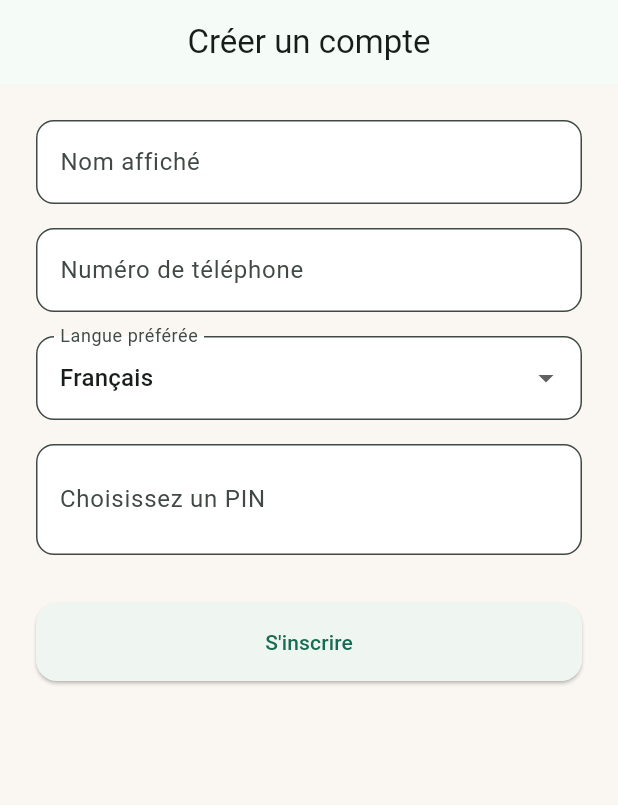
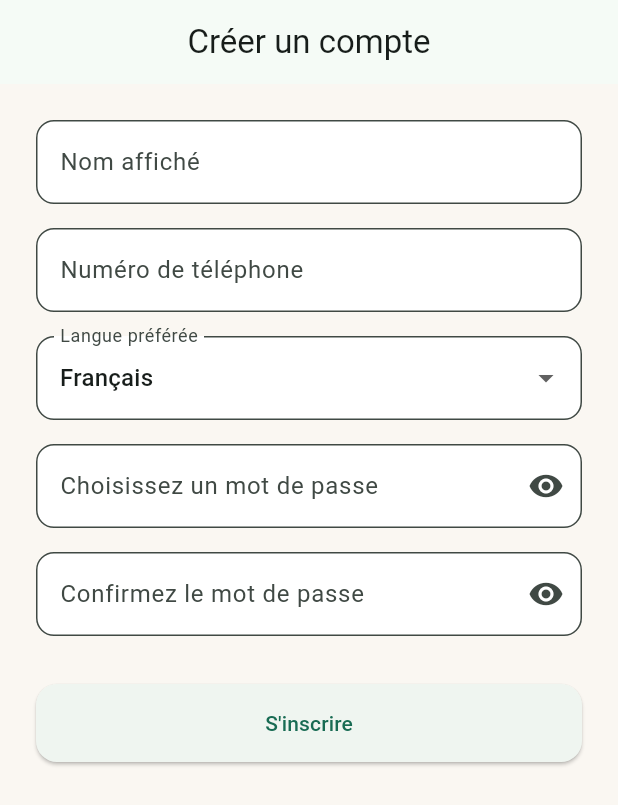
Before and after one commit to Mawouegnigan/kasoro, a Flutter app: the RegisterScreen screen opened by its route, on a phone screen of 412 x 824 dp. Shown: the top 805 px of the screen. Run offline on Flutter 3.47's test engine with Material 3 defaults, Android fonts, the phone set to English and light mode, and no system bars; our stand-ins replace dio, flutter_riverpod, flutter_secure_storage, go_router, just_audio; missing offline and left inert: record; accounts and stored records are empty.

Commit message:
Mobile : champ mot de passe, ecran Profil (nom, langue, changement de mot de passe, deconnexion avec confirmation)

```diff
--- a/mobile/lib/core/routing/app_router.dart
+++ b/mobile/lib/core/routing/app_router.dart
@@ -5,6 +5,7 @@ import 'package:go_router/go_router.dart';
 import '../../features/auth/application/auth_providers.dart';
 import '../../features/auth/application/auth_state.dart';
 import '../../features/auth/presentation/screens/login_screen.dart';
+import '../../features/auth/presentation/screens/profile_screen.dart';
 import '../../features/auth/presentation/screens/register_screen.dart';
 import '../../features/contacts/presentation/screens/add_contact_screen.dart';
 import '../../features/contacts/presentation/screens/contacts_screen.dart';
@@ -46,6 +47,7 @@ final Provider<GoRouter> appRouterProvider = Provider<GoRouter>((ref) {
       GoRoute(path: '/', builder: (context, state) => const ConversationsListScreen()),
       GoRoute(path: '/login', builder: (context, state) => const LoginScreen()),
       GoRoute(path: '/register', builder: (context, state) => const RegisterScreen()),
+      GoRoute(path: '/profile', builder: (context, state) => const ProfileScreen()),
       GoRoute(path: '/contacts', builder: (context, state) => const ContactsScreen()),
       GoRoute(path: '/contacts/add', builder: (context, state) => const AddContactScreen()),
       GoRoute(
--- a/mobile/lib/features/auth/application/auth_providers.dart
+++ b/mobile/lib/features/auth/application/auth_providers.dart
@@ -3,6 +3,7 @@ import 'package:flutter_riverpod/flutter_riverpod.dart';
 import '../../../core/network/api_exception.dart';
 import '../../../core/storage/secure_storage_service.dart';
 import '../../../core/utils/jwt_decoder.dart';
+import '../data/models/user_model.dart';
 import '../data/repositories/auth_repository.dart';
 import 'auth_state.dart';
 
@@ -92,6 +93,11 @@ class AuthController extends Notifier<AuthState> {
     }
   }
 
+  /// Met a jour l utilisateur connecte apres une modification reussie du profil.
+  void setUser(UserModel user) {
+    state = AuthAuthenticated(user);
+  }
+
   Future<void> logout() async {
     await _storage.clearAll();
     state = const AuthUnauthenticated();
--- a/mobile/lib/features/auth/presentation/screens/login_screen.dart
+++ b/mobile/lib/features/auth/presentation/screens/login_screen.dart
@@ -4,7 +4,7 @@ import 'package:go_router/go_router.dart';
 
 import '../../application/auth_providers.dart';
 import '../../application/auth_state.dart';
-import '../widgets/pin_input_field.dart';
+import '../widgets/password_input_field.dart';
 
 class LoginScreen extends ConsumerStatefulWidget {
   const LoginScreen({super.key});
@@ -29,7 +29,7 @@ class _LoginScreenState extends ConsumerState<LoginScreen> {
     if (!_formKey.currentState!.validate()) return;
     ref.read(authControllerProvider.notifier).login(
           phoneNumber: _phoneController.text.trim(),
-          pin: _pinController.text.trim(),
+          pin: _pinController.text,
         );
   }
 
@@ -77,7 +77,7 @@ class _LoginScreenState extends ConsumerState<LoginScreen> {
                       : null,
                 ),
                 const SizedBox(height: 16),
-                PinInputField(controller: _pinController),
+                PasswordInputField(controller: _pinController),
                 const SizedBox(height: 32),
                 ElevatedButton(
                   onPressed: isLoading ? null : _submit,
--- a/mobile/lib/features/auth/presentation/screens/register_screen.dart
+++ b/mobile/lib/features/auth/presentation/screens/register_screen.dart
@@ -4,7 +4,7 @@ import 'package:flutter_riverpod/flutter_riverpod.dart';
 import '../../../../core/constants/supported_languages.dart';
 import '../../application/auth_providers.dart';
 import '../../application/auth_state.dart';
-import '../widgets/pin_input_field.dart';
+import '../widgets/password_input_field.dart';
 
 class RegisterScreen extends ConsumerStatefulWidget {
   const RegisterScreen({super.key});
@@ -18,6 +18,7 @@ class _RegisterScreenState extends ConsumerState<RegisterScreen> {
   final _phoneController = TextEditingController();
   final _nameController = TextEditingController();
   final _pinController = TextEditingController();
+  final _confirmController = TextEditingController();
   String _selectedLanguage = supportedLanguages.first.$1;
 
   @override
@@ -25,6 +26,7 @@ class _RegisterScreenState extends ConsumerState<RegisterScreen> {
     _phoneController.dispose();
     _nameController.dispose();
     _pinController.dispose();
+    _confirmController.dispose();
     super.dispose();
   }
 
@@ -34,7 +36,7 @@ class _RegisterScreenState extends ConsumerState<RegisterScreen> {
           phoneNumber: _phoneController.text.trim(),
           displayName: _nameController.text.trim(),
           preferredLanguage: _selectedLanguage,
-          pin: _pinController.text.trim(),
+          pin: _pinController.text,
         );
   }
 
@@ -94,7 +96,17 @@ class _RegisterScreenState extends ConsumerState<RegisterScreen> {
                   },
                 ),
                 const SizedBox(height: 16),
-                PinInputField(controller: _pinController, label: 'Choisissez un PIN'),
+                PasswordInputField(
+                  controller: _pinController,
+                  label: 'Choisissez un mot de passe',
+                  checkLength: true,
+                ),
+                const SizedBox(height: 16),
+                PasswordInputField(
+                  controller: _confirmController,
+                  label: 'Confirmez le mot de passe',
+                  mustMatch: _pinController,
+                ),
                 const SizedBox(height: 32),
                 ElevatedButton(
                   onPressed: isLoading ? null : _submit,
--- /dev/null
+++ b/mobile/lib/features/auth/presentation/widgets/password_input_field.dart
@@ -0,0 +1,59 @@
+import 'package:flutter/material.dart';
+
+/// Champ de mot de passe avec bouton afficher/masquer.
+/// checkLength : 8 caracteres minimum (inscription et changement seulement).
+/// mustMatch : champ de confirmation, doit etre identique au premier.
+class PasswordInputField extends StatefulWidget {
+  const PasswordInputField({
+    super.key,
+    required this.controller,
+    this.label = 'Mot de passe',
+    this.checkLength = false,
+    this.mustMatch,
+  });
+
+  final TextEditingController controller;
+  final String label;
+  final bool checkLength;
+  final TextEditingController? mustMatch;
+
+  @override
+  State<PasswordInputField> createState() => _PasswordInputFieldState();
+}
+
+class _PasswordInputFieldState extends State<PasswordInputField> {
+  bool _hidden = true;
+
+  @override
+  Widget build(BuildContext context) {
+    return TextFormField(
+      controller: widget.controller,
+      obscureText: _hidden,
+      keyboardType: TextInputType.visiblePassword,
+      autocorrect: false,
+      enableSuggestions: false,
+      decoration: InputDecoration(
+        labelText: widget.label,
+        suffixIcon: IconButton(
+          icon: Icon(_hidden ? Icons.visibility : Icons.visibility_off),
+          onPressed: () => setState(() => _hidden = !_hidden),
+        ),
+      ),
+      validator: (value) {
+        if (value == null || value.isEmpty) {
+          return 'Saisissez votre mot de passe';
+        }
+        if (widget.checkLength && value.length < 8) {
+          return 'Le mot de passe doit contenir au moins 8 caractères';
+        }
+        if (widget.checkLength && value.length > 72) {
+          return 'Le mot de passe doit contenir au plus 72 caractères';
+        }
+        if (widget.mustMatch != null && value != widget.mustMatch!.text) {
+          return 'Les deux mots de passe ne sont pas identiques';
+        }
+        return null;
+      },
+    );
+  }
+}
```
Also changed, not shown: mobile/lib/features/auth/data/repositories/auth_repository.dart (+37 -0 lines), mobile/lib/features/auth/presentation/screens/profile_screen.dart (added, +231 -0 lines), mobile/lib/features/conversations/presentation/screens/conversations_list_screen.dart (+3 -4 lines).
